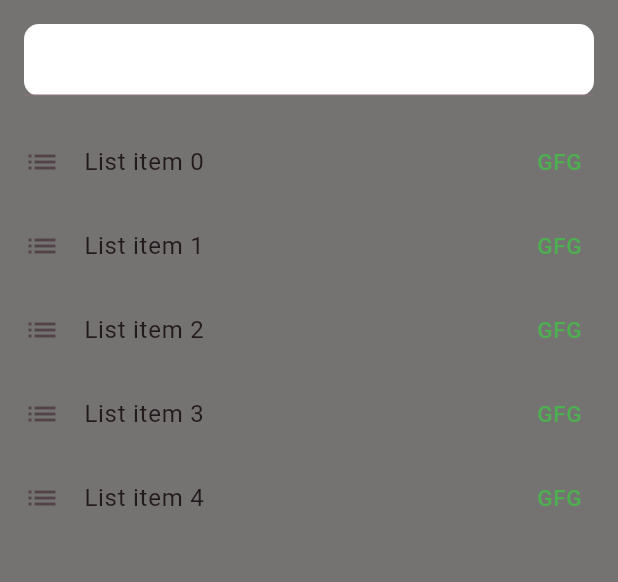
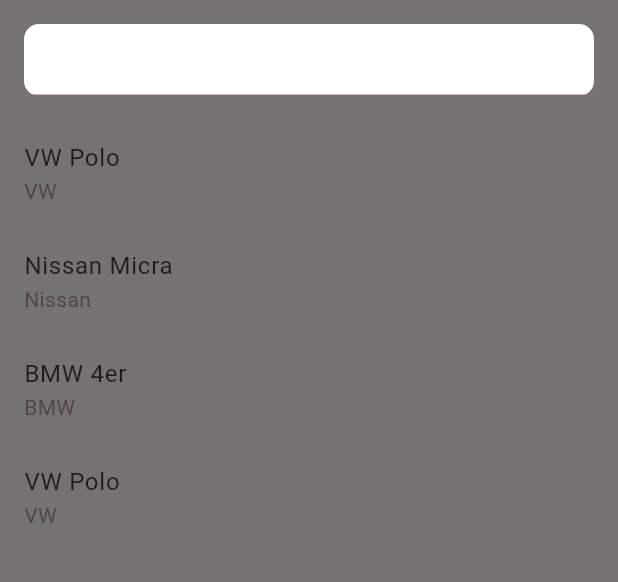
Before and after one commit to timhegi/virtuelle_fahrzeugerkundung, a Flutter app: the screen it shows after launch, on a phone screen of 412 x 824 dp, the part 144-726 px from its top. Run offline on Flutter 3.47's test engine with Material 3 defaults, Android fonts, the phone set to English and light mode, and no system bars; our stand-ins replace hive, hive_flutter; accounts and stored records are empty; generated files the repository leaves out were written again.

Commit message:
Hiveboxe + Structure

```diff
--- a/lib/main.dart
+++ b/lib/main.dart
@@ -1,12 +1,40 @@
 import 'package:flutter/material.dart';
 import 'package:hive/hive.dart';
 import 'package:hive_flutter/hive_flutter.dart';
+import 'package:virtuelle_fahrzeugerkundung/models/car_model.dart';
 import 'package:virtuelle_fahrzeugerkundung/views/menue.dart';
-import 'package:virtuelle_fahrzeugerkundung/widgets/listOfCars.dart';
 
 Future<void> main() async {
+  // Initialize Hive
   await Hive.initFlutter();
+
+  // Check if the box "cars" is already open
+  if (!Hive.isBoxOpen('cars')) {
+    // Register the adapter
+    Hive.registerAdapter(CarAdapter());
+    await Hive.openBox<Car>('cars');
+  }
+
+
+
+
+  // Create some cars
+  var vwPolo = Car(model: "VW Polo", brand: "VW", type: "SUV", baseColor: "Gelb", price: 13000.00);
+  var nissanMicra = Car(model: "Nissan Micra", brand: "Nissan", type: "SUV", baseColor: "Gelb", price: 13000.00);
+  var bmw4er = Car(model: "BMW 4er", brand: "BMW", type: "SUV", baseColor: "Gelb", price: 13000.00);
+  var vwPolo2 = Car(model: "VW Polo", brand: "VW", type: "SUV", baseColor: "Gelb", price: 13000.00);
+  var vwPolo3 = Car(model: "VW Polo", brand: "VW", type: "SUV", baseColor: "Gelb", price: 13000.00);
+
+  // Add cars to the box
+  Hive.box<Car>("cars").addAll([vwPolo, nissanMicra, bmw4er, vwPolo2, vwPolo3]);
+
+  // Run the app
   runApp(const MyApp());
+
+  if(Hive.box<Car>("cars").isOpen) {
+    Hive.box<Car>("cars").close();
+  }
+
 }
 
 class MyApp extends StatelessWidget {
--- /dev/null
+++ b/lib/models/car_model.dart
@@ -0,0 +1,25 @@
+import 'package:hive/hive.dart';
+
+part "car_model.g.dart";
+
+@HiveType(typeId: 1)
+class Car{
+  @HiveField(0)
+  final String? model;
+  @HiveField(1)
+  final String? brand;
+  @HiveField(2)
+  final String? type;
+  @HiveField(3)
+  final String? baseColor;
+  @HiveField(4)
+  final double? price;
+
+  Car({
+    required this.model,
+    required this.brand,
+    required this.type,
+    required this.baseColor,
+    required this.price
+  });
+}
--- a/lib/widgets/listOfCars.dart
+++ b/lib/widgets/listOfCars.dart
@@ -1,45 +1,50 @@
 import 'package:flutter/material.dart';
-
+import 'package:hive/hive.dart';
+import 'package:hive_flutter/hive_flutter.dart';
+import 'package:virtuelle_fahrzeugerkundung/models/car_model.dart';
 
 class ListOfCars extends StatefulWidget {
-  const ListOfCars({ super.key });
+  const ListOfCars({super.key});
 
   @override
   State<ListOfCars> createState() => _ListOfCarsState();
 }
 
 class _ListOfCarsState extends State<ListOfCars> {
-
-
   @override
   Widget build(BuildContext context) {
     return Container(
       //decoration: BoxDecoration(color: Colors.black54),
       child: Column(
-        mainAxisAlignment:  MainAxisAlignment.start,
+        mainAxisAlignment: MainAxisAlignment.start,
         children: [
           Padding(
             padding: const EdgeInsets.all(16.0),
             child: Container(
-            decoration: BoxDecoration( color: Colors.white, borderRadius: BorderRadius.all(Radius.circular(10))),
-
+              decoration: BoxDecoration(
+                  color: Colors.white,
+                  borderRadius: BorderRadius.all(Radius.circular(10))),
               width: 400,
               child: TextField(),
             ),
           ),
           Container(
             height: 300,
-            child: ListView.builder(
-                itemCount: 5,
-                itemBuilder: (BuildContext context, int index) {
+            child: ValueListenableBuilder<Box<Car>>(
+              valueListenable: Hive.box<Car>('cars').listenable(),
+              builder: (context, box, _) {
+                return ListView.builder(
+                  itemCount: box.length,
+                  itemBuilder: (context, index) {
+                    final car = box.getAt(index);
                     return ListTile(
-                      leading: const Icon(Icons.list),
-                      trailing: const Text(
-                        "GFG",
-                        style: TextStyle(color: Colors.green, fontSize: 15),
+                      title: Text(car!.model ?? ""),
+                      subtitle: Text(car!.brand ?? ""),
+                    );
+                  },
+                );
+              },
             ),
-                      title: Text("List item $index"));
-                }),
           ),
         ],
       ),
```
Also changed, not shown: lib/services/listOfCarsService.dart (added). Lines whose indentation alone changed are shown as unchanged.
